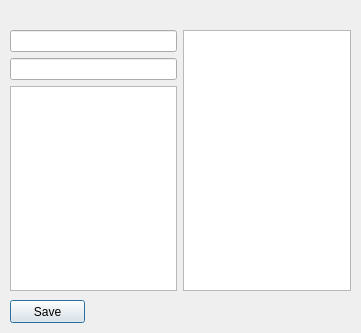
The window that Thesaurus/Windows/write_words_window.ui (Euclidis/Thesaurus) describes before a commit, drawn with Qt 5.
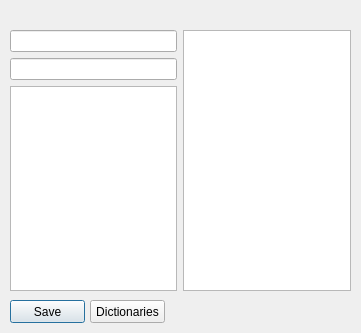
The same window after the commit.

What changed in the file:
```diff
--- a/Thesaurus/Windows/write_words_window.ui
+++ b/Thesaurus/Windows/write_words_window.ui
@@ -58,6 +58,19 @@
     <string>Save</string>
    </property>
   </widget>
+  <widget class="QPushButton" name="pushButton_2">
+   <property name="geometry">
+    <rect>
+     <x>90</x>
+     <y>300</y>
+     <width>75</width>
+     <height>23</height>
+    </rect>
+   </property>
+   <property name="text">
+    <string>Dictionaries</string>
+   </property>
+  </widget>
  </widget>
  <resources/>
  <connections/>
```
